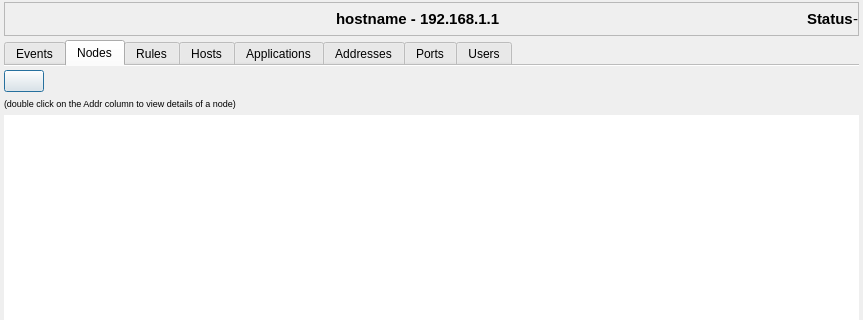
First picture: the form in ui/opensnitch/res/stats.ui, repository evilsocket/opensnitch, before the edit; both pictures show x 0 to 863 and y 0 to 320 of the 863 by 600 pixel window.
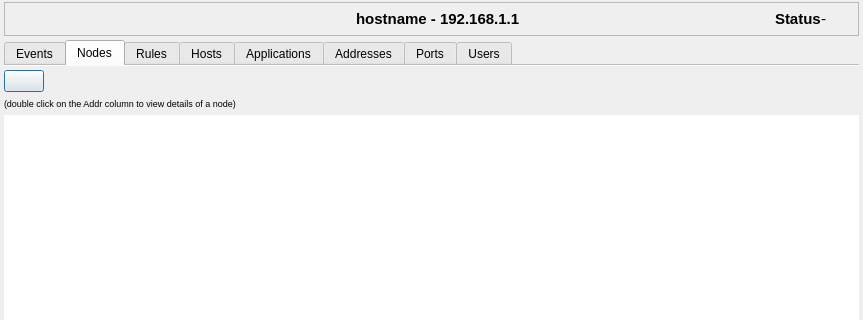
Second picture: the form after the edit. The open tabs and pages were chosen to show the change. Icons and pictures are not drawn. Custom widgets are drawn as their Qt base class.

Commit message: ui, stats: improved start/stop interception button

What changed in the file:
```diff
--- a/ui/opensnitch/res/stats.ui
+++ b/ui/opensnitch/res/stats.ui
@@ -213,6 +213,60 @@
           </property>
          </spacer>
         </item>
+        <item>
+         <widget class="QLabel" name="label_2">
+          <property name="sizePolicy">
+           <sizepolicy hsizetype="Fixed" vsizetype="Preferred">
+            <horstretch>0</horstretch>
+            <verstretch>0</verstretch>
+           </sizepolicy>
+          </property>
+          <property name="font">
+           <font>
+            <family>Ubuntu</family>
+            <pointsize>11</pointsize>
+            <weight>75</weight>
+            <italic>false</italic>
+            <bold>true</bold>
+            <kerning>true</kerning>
+           </font>
+          </property>
+          <property name="text">
+           <string>Status</string>
+          </property>
+          <property name="alignment">
+           <set>Qt::AlignLeading|Qt::AlignLeft|Qt::AlignVCenter</set>
+          </property>
+          <property name="margin">
+           <number>5</number>
+          </property>
+         </widget>
+        </item>
+        <item>
+         <widget class="QLabel" name="statusLabel">
+          <property name="sizePolicy">
+           <sizepolicy hsizetype="Minimum" vsizetype="Fixed">
+            <horstretch>0</horstretch>
+            <verstretch>0</verstretch>
+           </sizepolicy>
+          </property>
+          <property name="font">
+           <font>
+            <pointsize>11</pointsize>
+            <kerning>true</kerning>
+           </font>
+          </property>
+          <property name="text">
+           <string>-</string>
+          </property>
+          <property name="alignment">
+           <set>Qt::AlignLeading|Qt::AlignLeft|Qt::AlignVCenter</set>
+          </property>
+          <property name="margin">
+           <number>5</number>
+          </property>
+         </widget>
+        </item>
         <item>
          <widget class="QToolButton" name="startButton">
           <property name="minimumSize">
@@ -242,76 +296,6 @@
           </property>
          </widget>
         </item>
-        <item>
-         <spacer name="horizontalSpacer_11">
-          <property name="orientation">
-           <enum>Qt::Horizontal</enum>
-          </property>
-          <property name="sizeType">
-           <enum>QSizePolicy::Minimum</enum>
-          </property>
-          <property name="sizeHint" stdset="0">
-           <size>
-            <width>40</width>
-            <height>20</height>
-           </size>
-          </property>
-         </spacer>
-        </item>
-        <item>
-         <widget class="QLabel" name="label_2">
-          <property name="sizePolicy">
-           <sizepolicy hsizetype="Fixed" vsizetype="Preferred">
-            <horstretch>0</horstretch>
-            <verstretch>0</verstretch>
-           </sizepolicy>
-          </property>
-          <property name="font">
-           <font>
-            <family>Ubuntu</family>
-            <pointsize>11</pointsize>
-            <weight>75</weight>
-            <italic>false</italic>
-            <bold>true</bold>
-            <kerning>true</kerning>
-           </font>
-          </property>
-          <property name="text">
-           <string>Status</string>
-          </property>
-          <property name="alignment">
-           <set>Qt::AlignLeading|Qt::AlignLeft|Qt::AlignVCenter</set>
-          </property>
-          <property name="margin">
-           <number>5</number>
-          </property>
-         </widget>
-        </item>
-        <item>
-         <widget class="QLabel" name="statusLabel">
-          <property name="sizePolicy">
-           <sizepolicy hsizetype="Minimum" vsizetype="Fixed">
-            <horstretch>0</horstretch>
-            <verstretch>0</verstretch>
-           </sizepolicy>
-          </property>
-          <property name="font">
-           <font>
-            <pointsize>11</pointsize>
-            <kerning>true</kerning>
-           </font>
-          </property>
-          <property name="text">
-           <string>-</string>
-          </property>
-          <property name="alignment">
-           <set>Qt::AlignLeading|Qt::AlignLeft|Qt::AlignVCenter</set>
-          </property>
-          <property name="margin">
-           <number>5</number>
-          </property>
-         </widget>
-        </item>
        </layout>
       </item>
      </layout>
```
Left out of the diff: 7 changed lines with no effect on the pictures. The commit also changes 2 other files.
